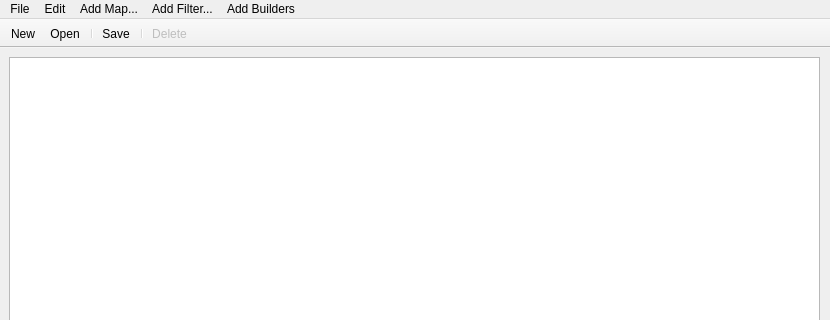
julievrnt/easi-gui, file src/mainwindow.ui: the form before one commit; both pictures show x 0 to 830 and y 0 to 320 of the 830 by 601 pixel window.
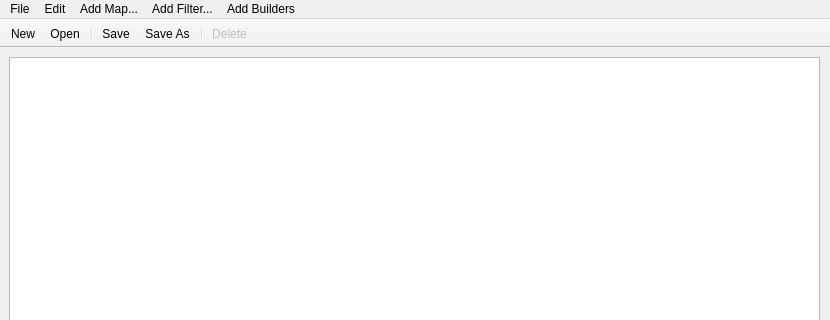
The form after the commit. Icons and pictures are not drawn.

```diff
--- a/src/mainwindow.ui
+++ b/src/mainwindow.ui
@@ -129,6 +129,7 @@
    <addaction name="actionOpen"/>
    <addaction name="separator"/>
    <addaction name="actionSave"/>
+   <addaction name="actionSaveAs"/>
    <addaction name="separator"/>
    <addaction name="actionDelete"/>
   </widget>
```
